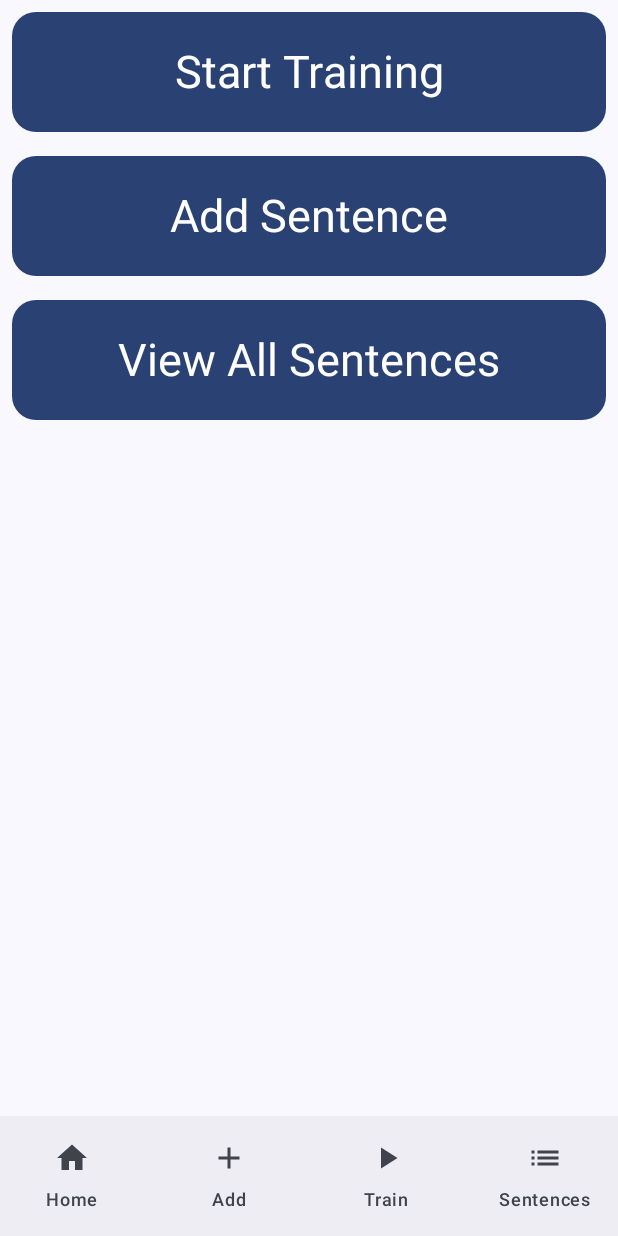
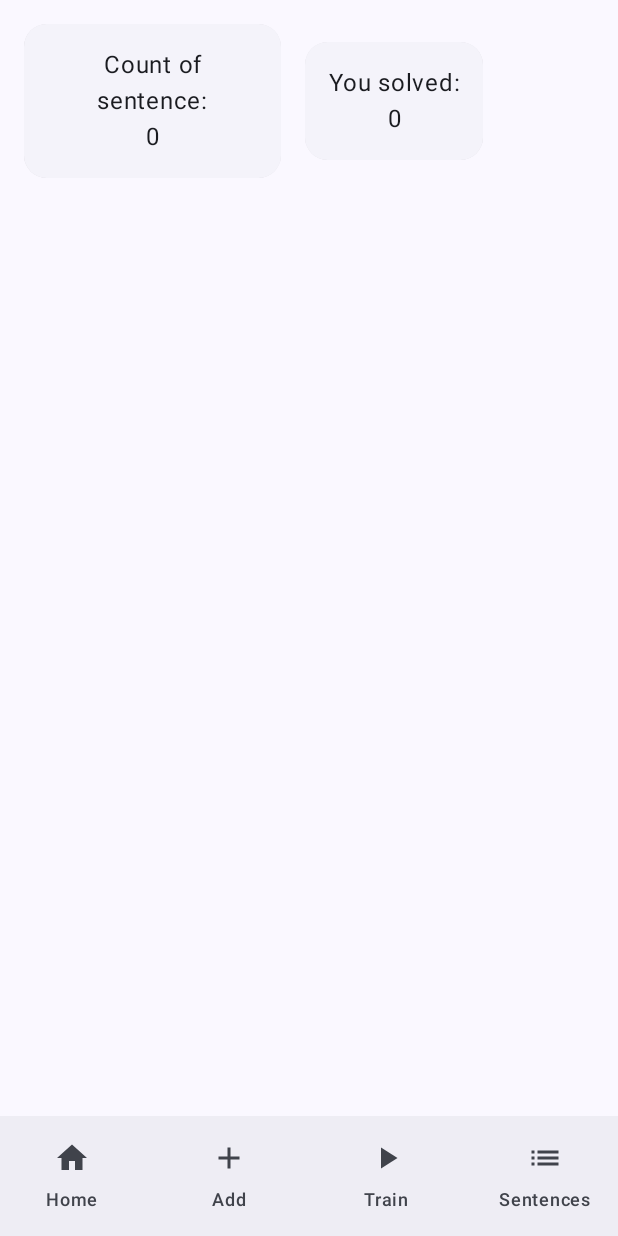
Before and after one commit to ana-znv/translate-trainer, an Android app built with Jetpack Compose: the screen it shows after launch (MainActivity), on a phone screen of 412 x 824 dp. Run offline under Robolectric (Android 15) with nearby library versions, the phone set to English and light mode, and no system bars; our stand-ins replace Room's generated code, livedata-compose.

Commit message:
changed home screen

```diff
--- a/app/src/main/java/com/example/translatetrainer/NavController.kt
+++ b/app/src/main/java/com/example/translatetrainer/NavController.kt
@@ -66,7 +66,7 @@ fun NavController(navController: NavHostController ,viewModel: SentenceViewModel
         navController = navController,
         startDestination = Screen.Home.route
     ) {
-        composable(Screen.Home.route) { MainScreen(navController) }
+        composable(Screen.Home.route) { MainScreen(viewModel) }
         composable(Screen.AddSentence.route) { AddSentenceScreen(navController, viewModel) }
         composable(Screen.Start.route) { StartTraining(navController, viewModel) }
         composable(Screen.AllSentences.route) { AllSentences(navController, viewModel) }
--- a/app/src/main/java/com/example/translatetrainer/ui/screen/HomeScreen.kt
+++ b/app/src/main/java/com/example/translatetrainer/ui/screen/HomeScreen.kt
@@ -1,56 +1,65 @@
 package com.example.translatetrainer.ui.screen
 
-import androidx.compose.foundation.background
-import androidx.compose.foundation.clickable
-import androidx.compose.foundation.layout.Arrangement
-import androidx.compose.foundation.layout.Column
+import androidx.compose.foundation.border
 import androidx.compose.foundation.layout.Row
+import androidx.compose.foundation.layout.Spacer
 import androidx.compose.foundation.layout.fillMaxWidth
-import androidx.compose.foundation.layout.height
 import androidx.compose.foundation.layout.padding
 import androidx.compose.foundation.shape.RoundedCornerShape
-import androidx.compose.material3.MaterialTheme
+import androidx.compose.material3.Card
+import androidx.compose.material3.CardDefaults
+import androidx.compose.material3.ElevatedCard
 import androidx.compose.material3.Text
 import androidx.compose.runtime.Composable
+import androidx.compose.runtime.getValue
+import androidx.compose.runtime.livedata.observeAsState
 import androidx.compose.ui.Alignment
 import androidx.compose.ui.Modifier
 import androidx.compose.ui.draw.clip
 import androidx.compose.ui.graphics.Color
-import androidx.compose.ui.text.TextStyle
+import androidx.compose.ui.text.style.TextAlign
 import androidx.compose.ui.unit.dp
-import androidx.compose.ui.unit.sp
-import androidx.navigation.NavHostController
+import com.example.translatetrainer.data.SentenceViewModel
 
 @Composable
-fun MainScreen(navController: NavHostController) {
-    Column {
-        MainElements("Start Training", navController, "start")
-        MainElements("Add Sentence", navController, "add_sentence")
-        MainElements("View All Sentences", navController, "all_sentences")
-    }
-}
+fun MainScreen(viewModel: SentenceViewModel) {
+    val sentenceList by viewModel.sentenceList.observeAsState()
 
-@Composable
-fun MainElements(text: String, navController: NavHostController, screenRoute: String) {
     Row(
         modifier = Modifier
-            .fillMaxWidth()
-            .padding(8.dp)
-            .clip(RoundedCornerShape(16.dp))
-            .background(MaterialTheme.colorScheme.primary)
-            .height(80.dp)
-            .clickable {
-                navController.navigate(screenRoute)
-            },
-        horizontalArrangement = Arrangement.Center,
+            .padding(16.dp)
+            .fillMaxWidth(),
         verticalAlignment = Alignment.CenterVertically
     ) {
+        ElevatedCard(
+            modifier = Modifier
+                .clip(RoundedCornerShape(15.dp))
+                .fillMaxWidth(0.45f),
+            elevation = CardDefaults.cardElevation(
+                defaultElevation = 10.dp
+            )
+        ) {
             Text(
-            text = text,
-            style = TextStyle(
-                fontSize = 30.sp,
-                color = Color.White
+                text = "Count of sentence:\n" + sentenceList?.size,
+                modifier = Modifier
+                    .padding(15.dp),
+                textAlign = TextAlign.Center
             )
+        }
+        Spacer(modifier = Modifier.padding(horizontal = 8.dp))
+        ElevatedCard(
+            modifier = Modifier
+                .clip(RoundedCornerShape(15.dp)),
+            elevation = CardDefaults.cardElevation(
+                defaultElevation = 10.dp
+            )
+        ) {
+            Text(
+                text = "You solved:\n$solved",
+                modifier = Modifier
+                    .padding(15.dp),
+                textAlign = TextAlign.Center
             )
         }
     }
+}
--- a/app/src/main/java/com/example/translatetrainer/ui/screen/StartTraining.kt
+++ b/app/src/main/java/com/example/translatetrainer/ui/screen/StartTraining.kt
@@ -22,6 +22,7 @@ import androidx.compose.runtime.Composable
 import androidx.compose.runtime.LaunchedEffect
 import androidx.compose.runtime.getValue
 import androidx.compose.runtime.livedata.observeAsState
+import androidx.compose.runtime.mutableIntStateOf
 import androidx.compose.runtime.mutableStateOf
 import androidx.compose.runtime.remember
 import androidx.compose.runtime.setValue
@@ -35,6 +36,8 @@ import androidx.compose.ui.unit.sp
 import androidx.navigation.NavHostController
 import com.example.translatetrainer.data.Sentence
 import com.example.translatetrainer.data.SentenceViewModel
+
+var solved = 0
 
 @OptIn(ExperimentalMaterial3Api::class)
 @Composable
@@ -52,8 +55,10 @@ fun StartTraining(navController: NavHostController, viewModel: SentenceViewModel
     }
 
     LaunchedEffect(sentenceList) {
-        randomElement =sentenceList?.takeIf { it.isNotEmpty() }?.random()
+        randomElement = sentenceList?.takeIf { it.isNotEmpty() }?.random()
     }
+
+
 
     Scaffold(
         topBar = {
@@ -126,6 +131,7 @@ fun StartTraining(navController: NavHostController, viewModel: SentenceViewModel
                 Button(onClick = {
                     if (randomElement != null) {
                         if (randomElement!!.foreign == answer) {
+                            solved++
                             result = "You're right!"
                             viewModel.deleteSentence(randomElement!!.id)
                             answer = ""
```
Lines whose indentation alone changed are shown as unchanged.
